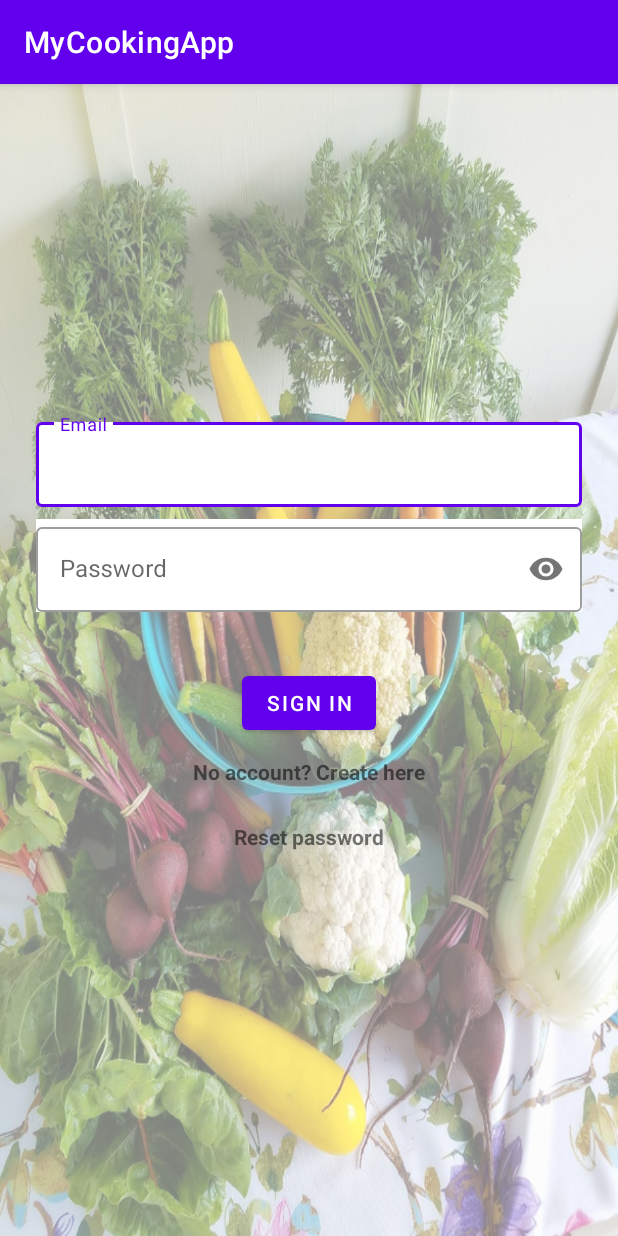
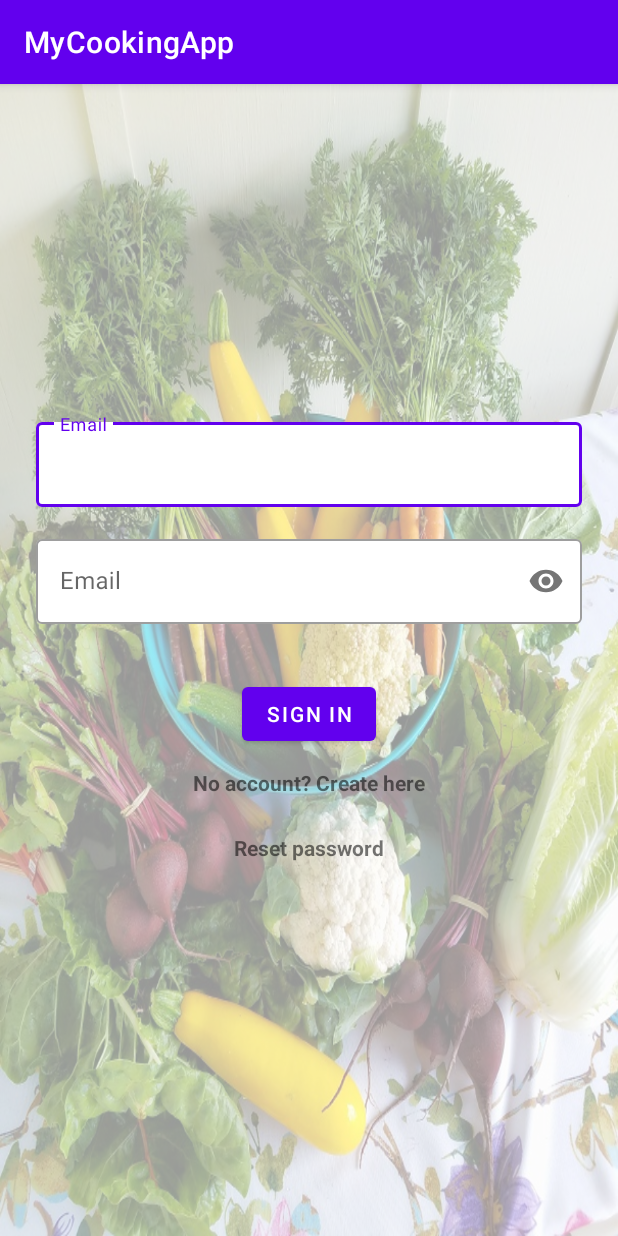
Before and after one commit to pawel-hn/MyCookingApp, an Android app: the screen it shows after launch (MainActivity), on a phone screen of 412 x 824 dp. Run offline under Robolectric (Android 15) with nearby library versions, the phone set to English and light mode, and no system bars; our stand-ins replace Dagger/Hilt's generated code, Firebase (no records; nobody signed in at launch, a user with empty details on screens opened directly), Room's generated code, Timber.

Commit message:
paging, other updatea

```diff
--- a/app/src/main/java/pawel/hn/mycookingapp/utils/Constants.kt
+++ b/app/src/main/java/pawel/hn/mycookingapp/utils/Constants.kt
@@ -32,7 +32,6 @@ const val FIELD_COOKED = "cooked"
 const val FIELD_READY_IN_MINS = "readInMins"
 const val FIELD_VEGE = "vege"
 
-
 //datastore
 const val PREFERENCE_NAME = "food_preference"
 const val PREFERENCE_MEAL_TYPE = "mealType"
--- a/app/src/main/res/layout/fragment_login.xml
+++ b/app/src/main/res/layout/fragment_login.xml
@@ -10,10 +10,9 @@
     <ImageView
         android:layout_width="match_parent"
         android:layout_height="match_parent"
-        android:alpha="0.5"
+        android:alpha="0.4"
         android:background="@drawable/vege"
         android:contentDescription="@string/background_pic" />
-
 
 
     <com.google.android.material.textfield.TextInputLayout
@@ -24,9 +23,9 @@
         android:layout_marginStart="24dp"
         android:layout_marginTop="220dp"
         android:layout_marginEnd="24dp"
-        app:boxBackgroundColor="@color/white"
         android:autofillHints="@string/prompt_email"
         android:hint="@string/prompt_email"
+        app:boxBackgroundColor="@color/white"
         app:layout_constraintEnd_toEndOf="parent"
         app:layout_constraintStart_toStartOf="parent"
         app:layout_constraintTop_toTopOf="parent">
@@ -46,14 +45,11 @@
         android:layout_width="0dp"
         android:layout_height="wrap_content"
         android:layout_marginStart="24dp"
-        android:layout_marginTop="8dp"
-        android:background="@color/white"
+        android:layout_marginTop="16dp"
         android:layout_marginEnd="24dp"
         android:autofillHints="@string/prompt_password"
-        android:hint="@string/prompt_password"
-        android:imeActionLabel="@string/action_sign_in_short"
-        android:imeOptions="actionDone"
-        android:selectAllOnFocus="true"
+        android:hint="@string/prompt_email"
+        app:boxBackgroundColor="@color/white"
         app:layout_constraintEnd_toEndOf="parent"
         app:layout_constraintStart_toStartOf="parent"
         app:layout_constraintTop_toBottomOf="@+id/username"
@@ -97,8 +93,8 @@
         android:layout_width="wrap_content"
         android:layout_height="wrap_content"
         android:layout_marginTop="12dp"
+        android:text="@string/no_account_create_here"
         android:textStyle="bold"
-        android:text="@string/no_account_create_here"
         app:layout_constraintEnd_toEndOf="parent"
         app:layout_constraintStart_toStartOf="parent"
         app:layout_constraintTop_toBottomOf="@+id/button_login" />
@@ -108,8 +104,8 @@
         android:layout_width="wrap_content"
         android:layout_height="wrap_content"
         android:layout_marginTop="24dp"
+        android:text="@string/reset_password"
         android:textStyle="bold"
-        android:text="@string/reset_password"
         app:layout_constraintEnd_toEndOf="parent"
         app:layout_constraintStart_toStartOf="parent"
         app:layout_constraintTop_toBottomOf="@+id/text_view_create_account" />
```
